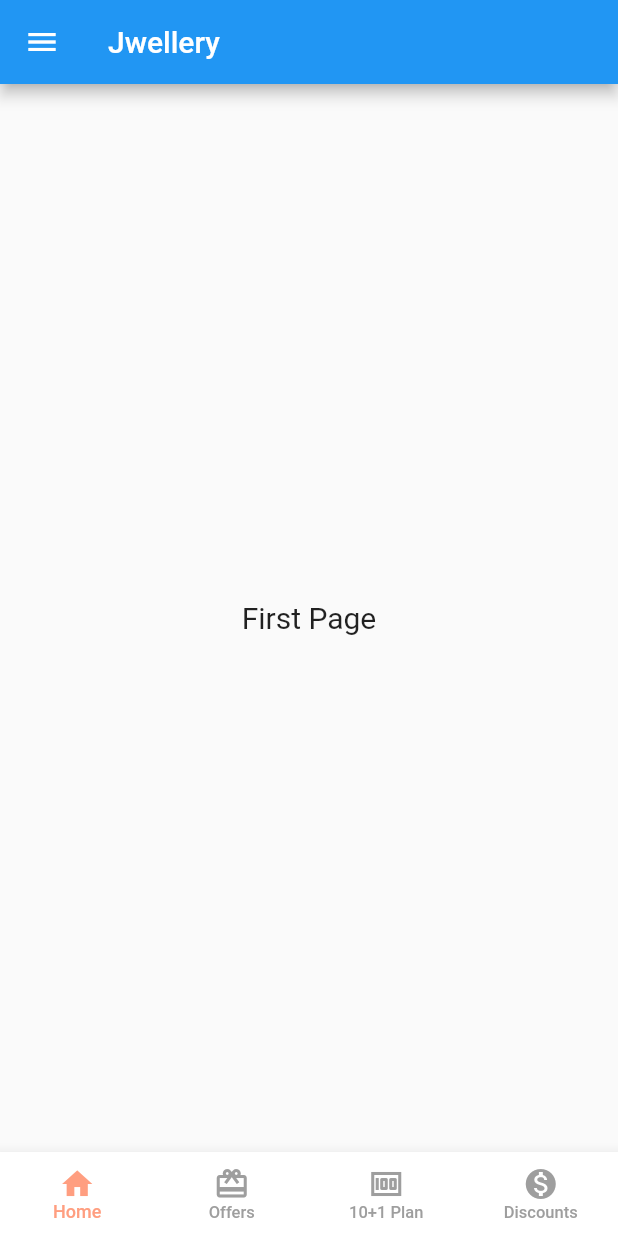
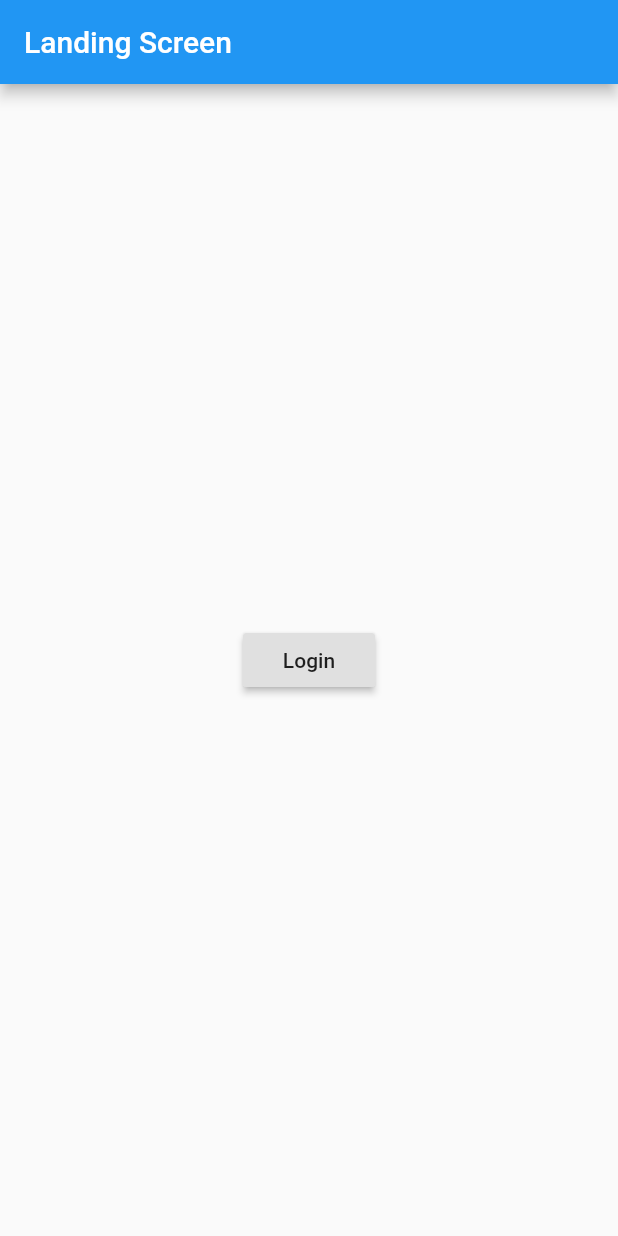
Before and after one commit to psandroiddev/ShoppingApp, a Flutter app: the screen it shows after launch, on a phone screen of 412 x 824 dp. Run offline on Flutter 3.47's test engine with Material 2 defaults, Android fonts, the phone set to English and light mode, and no system bars.

Commit message:
added navigation

```diff
--- /dev/null
+++ b/lib/dashboard/landingscreen.dart
@@ -0,0 +1,28 @@
+import 'package:flutter/material.dart';
+
+class LandingScreen extends StatelessWidget {
+  @override
+  Widget build(BuildContext context) {
+    return new Scaffold (
+      appBar: new AppBar(
+        title: new Text("Landing Screen",
+        style: new TextStyle(color: Colors.white),
+        ),
+      ),
+      body: new Center (
+        child: new Column(
+          mainAxisSize:  MainAxisSize.min,
+          crossAxisAlignment: CrossAxisAlignment.center,
+          children: <Widget>[
+            new RaisedButton (
+              onPressed: () {
+                Navigator.of(context).pushNamed('/loginscreen');
+              },
+              child: new Text("Login"),
+            ),
+          ],
+        ),
+      ),
+    );
+  }
+}
--- a/lib/dashboard/loginscreen.dart
+++ b/lib/dashboard/loginscreen.dart
@@ -60,7 +60,7 @@ class _FormState extends State<LoginScreen> {
 
   _submit() {
     // delete all screens from stack and make dashboard as a root of app.
-    Navigator.of(context).pushNamedAndRemoveUntil('/dashboardscreen',
+    Navigator.of(context).pushNamedAndRemoveUntil('/dashboard',
     ModalRoute.withName('/'));
   }
 }
--- a/lib/main.dart
+++ b/lib/main.dart
@@ -2,6 +2,8 @@ import 'package:flutter/material.dart';
 import 'package:flutter_shoppingapp/routes/Routes.dart';
 
 import 'dashboard/dashboard.dart';
+import 'dashboard/landingscreen.dart';
+import 'dashboard/loginscreen.dart';
 
 void main() async {
   runApp(MaterialApp(
@@ -11,7 +13,9 @@ void main() async {
     debugShowCheckedModeBanner: false,
     initialRoute: '/',
     routes: {
-      '/': (context) => UserDashboard(),
+      '/': (context) => LandingScreen(),
+      '/loginscreen': (context) => LoginScreen(),
+      '/dashboard': (context) => UserDashboard(),
      /* '/HomePage': (context) => HomePage(),
       '/UserDashboard': (context) => UserDashboard(),
       '/Register': (context) => Register()*/
@@ -93,75 +97,7 @@ class HomeDrawer extends StatelessWidget {
   }
 }
 
-/*drawer: Drawer(
-elevation: 10.0,
-child: Column(
-children: <Widget>[UserAccountsDrawerHeader(
-accountName: Text('Hello Priti,'),
-accountEmail: Text('priti@gmail.com'),
-*//*currentAccountPicture: CircleAvatar(backgroundColor: Colors.yellow,
-              child: Text("abc"),
-            ),*//*
-),
 
-ListTile(title: new Text("Home"),
-leading: new Icon(Icons.home),
-onTap: (){
-//print("Home clicked");
-Navigator.of(context).pop();
-},
-),
-Divider(height: 0.1,),
-ListTile(title: new Text("My Wallet"),
-leading: new Icon(Icons.inbox),
-onTap: () {
-//print("Primary Clicked");
-Navigator.pushReplacementNamed(context, Routes.primary);
-},
-),
-Divider(height: 0.1,),
-ListTile(title: new Text("Reedem"),
-leading: new Icon(Icons.people),
-onTap: (){
-//print("Social Clicked");
-Navigator.pushReplacementNamed(context, Routes.social);
-},
-),
-Divider(height: 0.1,),
-ListTile(title: new Text("Offers"),
-leading: new Icon(Icons.local_offer),
-onTap: (){
-//print("Promotions Clicked");
-Navigator.pushReplacementNamed(context, Routes.promotions);
-},
-),
-Divider(height: 0.1,),
-ListTile(title: new Text("10+1 Plan"),
-leading: new Icon(Icons.people),
-onTap: (){
-//print("Social Clicked");
-Navigator.pushReplacementNamed(context, Routes.social);
-},
-),
-Divider(height: 0.1,),
-ListTile(title: new Text("FAQ"),
-leading: new Icon(Icons.question_answer),
-onTap: (){
-//print("Social Clicked");
-Navigator.pushReplacementNamed(context, Routes.social);
-},
-),
-Divider(height: 0.1,),
-ListTile(title: new Text("Logout"),
-leading: new Icon(Icons.logout),
-onTap: (){
-//print("Social Clicked");
-Navigator.pushReplacementNamed(context, Routes.social);
-},
-),
-],
-),
-),*/
 class MyNavigationBar extends StatefulWidget {
   MyNavigationBar ({Key key}) : super(key: key);
 
```
